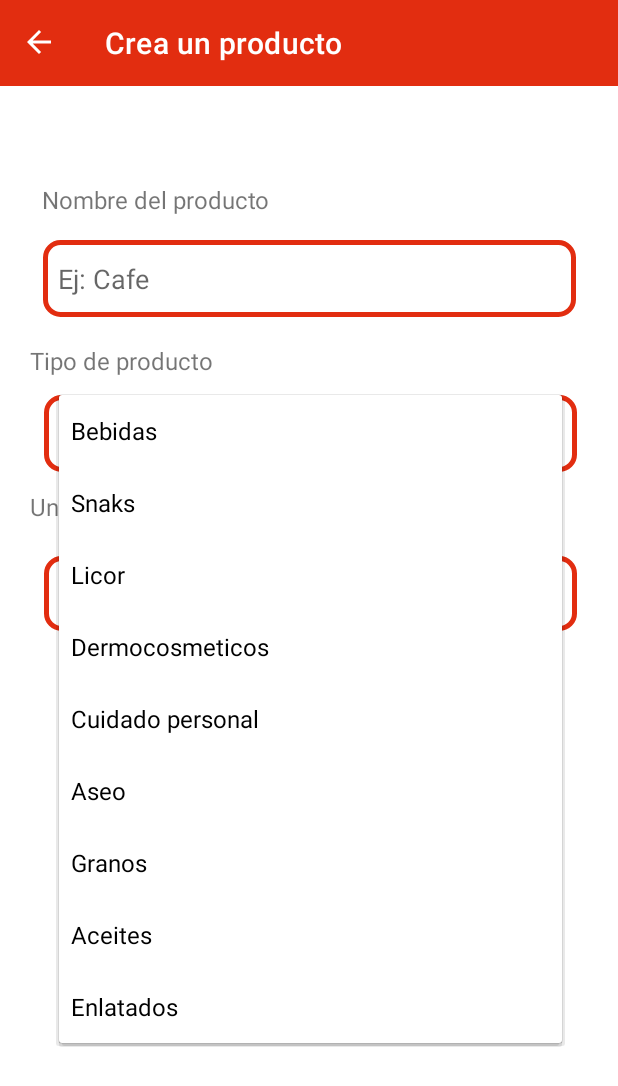
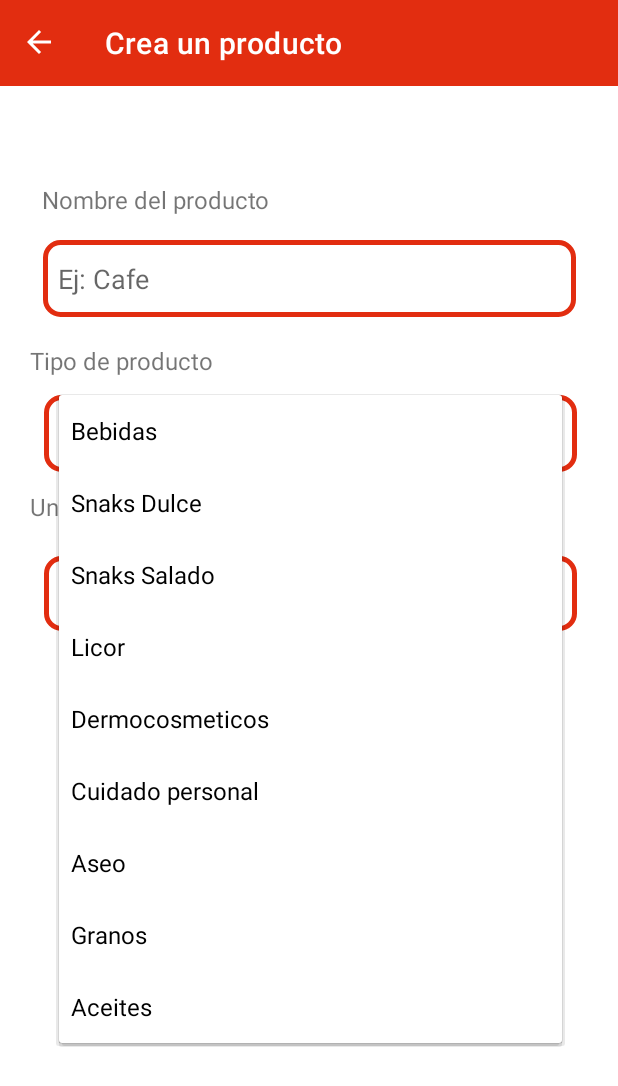
Before and after one commit to gitrubio/MyPriceList, an Android app: the CreateProducts screen opened directly, with no data from a screen before it, after a tap on "Bebidas", on a phone screen of 412 x 824 dp. Shown: the top 1086 px of the screen. Run offline under Robolectric (Android 15) with nearby library versions, the phone set to English and light mode, and no system bars; our stand-ins replace Firebase (no records; nobody signed in at launch, a user with empty details on screens opened directly).

Commit message:
diseños

```diff
--- a/app/src/main/java/com/example/mypricelist/AdaptadorProductList.kt
+++ b/app/src/main/java/com/example/mypricelist/AdaptadorProductList.kt
@@ -22,10 +22,12 @@ class AdaptadorProductList(private val listProductList: ArrayList<ProductList>)
         val producListActual: ProductList = listProductList.get(position)
         holder.titulo.setText(producListActual.tituloNota)
         holder.cantProduct.setText(producListActual.cantNota)
+        holder.total.setText(producListActual.totalNota)
     }
 
     class MyViewHolder(itemView: View) : RecyclerView.ViewHolder(itemView) {
         val titulo: TextView = itemView.findViewById(R.id.txtTitulo)
         val cantProduct: TextView = itemView.findViewById(R.id.txtCantProducts)
+        val total : TextView = itemView.findViewById(R.id.txtTotal)
     }
 }
--- a/app/src/main/java/com/example/mypricelist/models/TypeProductModel.kt
+++ b/app/src/main/java/com/example/mypricelist/models/TypeProductModel.kt
@@ -1,6 +1,6 @@
 package com.example.mypricelist.models
 
- class TypeProductModel(val nombre: String) {
+ class TypeProductModel(val nombre: String, val icon : Int) {
 
      init{
 
--- a/app/src/main/java/com/example/mypricelist/ui/creation/CreateProducts.kt
+++ b/app/src/main/java/com/example/mypricelist/ui/creation/CreateProducts.kt
@@ -25,15 +25,15 @@ class CreateProducts : AppCompatActivity() {
     private val db = FirebaseFirestore.getInstance()
     private val coleccion: CollectionReference = db.collection("productos")
     private val listTypeProduct = listOf<TypeProductModel>(
-        TypeProductModel("Bebidas"),
-        TypeProductModel("Snaks"),
-        TypeProductModel("Licor"),
-        TypeProductModel("Dermocosmeticos"),
-        TypeProductModel("Cuidado personal"),
-        TypeProductModel("Aseo"),
-        TypeProductModel("Granos"),
-        TypeProductModel("Aceites"),
-        TypeProductModel("Enlatados"),
+        TypeProductModel("Bebidas",R.drawable.bottle_soda_classic),
+        TypeProductModel("Snaks Dulce",R.drawable.candy),
+        TypeProductModel("Snaks Salado",R.drawable.chips),
+        TypeProductModel("Licor",R.drawable.liquor),
+        TypeProductModel("Dermocosmeticos",R.drawable.face),
+        TypeProductModel("Cuidado personal",R.drawable.healt),
+        TypeProductModel("Aseo",R.drawable.clean),
+        TypeProductModel("Granos",R.drawable.grain),
+        TypeProductModel("Aceites",R.drawable.oil),
     )
     private val listUnidades = listOf<UnitProductModel>(
         UnitProductModel("Gramos", "gr"),
@@ -90,7 +90,7 @@ class CreateProducts : AppCompatActivity() {
             val controlSelectUnits = findViewById<Spinner>(R.id.spiUnits)
             val selectType = listTypeProduct[controlSelectProduct.selectedItemPosition]
             val selectUnit = listUnidades[controlSelectUnits.selectedItemPosition]
-            val producto = ProductModel(productName.text.toString(),selectUnit.name, 1,selectType.nombre, R.drawable.candy)
+            val producto = ProductModel(productName.text.toString(),selectUnit.name, 1,selectType.nombre,selectType.icon)
             coleccion.add(producto)
             finishAfterTransition()
         }
--- /dev/null
+++ b/app/src/main/res/drawable/clean.xml
@@ -0,0 +1,5 @@
+<vector android:height="24dp" android:tint="#FFFFFF"
+    android:viewportHeight="24" android:viewportWidth="24"
+    android:width="24dp" xmlns:android="http://schemas.android.com/apk/res/android">
+    <path android:fillColor="@android:color/white" android:pathData="M16,11h-1V3c0,-1.1 -0.9,-2 -2,-2h-2C9.9,1 9,1.9 9,3v8H8c-2.76,0 -5,2.24 -5,5v7h18v-7C21,13.24 18.76,11 16,11zM19,21h-2v-3c0,-0.55 -0.45,-1 -1,-1s-1,0.45 -1,1v3h-2v-3c0,-0.55 -0.45,-1 -1,-1s-1,0.45 -1,1v3H9v-3c0,-0.55 -0.45,-1 -1,-1s-1,0.45 -1,1v3H5v-5c0,-1.65 1.35,-3 3,-3h8c1.65,0 3,1.35 3,3V21z"/>
+</vector>
--- /dev/null
+++ b/app/src/main/res/drawable/face.xml
@@ -0,0 +1,8 @@
+<vector android:height="24dp" android:tint="#FFFFFF"
+    android:viewportHeight="24" android:viewportWidth="24"
+    android:width="24dp" xmlns:android="http://schemas.android.com/apk/res/android">
+    <path android:fillColor="@android:color/white" android:pathData="M9,13m-1.25,0a1.25,1.25 0,1 1,2.5 0a1.25,1.25 0,1 1,-2.5 0"/>
+    <path android:fillColor="@android:color/white" android:pathData="M20.77,8.58l-0.92,2.01c0.09,0.46 0.15,0.93 0.15,1.41 0,4.41 -3.59,8 -8,8s-8,-3.59 -8,-8c0,-0.05 0.01,-0.1 0,-0.14 2.6,-0.98 4.69,-2.99 5.74,-5.55C11.58,8.56 14.37,10 17.5,10c0.45,0 0.89,-0.04 1.33,-0.1l-0.6,-1.32 -0.88,-1.93 -1.93,-0.88 -2.79,-1.27 2.79,-1.27 0.71,-0.32C14.87,2.33 13.47,2 12,2 6.48,2 2,6.48 2,12s4.48,10 10,10 10,-4.48 10,-10c0,-1.47 -0.33,-2.87 -0.9,-4.13l-0.33,0.71z"/>
+    <path android:fillColor="@android:color/white" android:pathData="M15,13m-1.25,0a1.25,1.25 0,1 1,2.5 0a1.25,1.25 0,1 1,-2.5 0"/>
+    <path android:fillColor="@android:color/white" android:pathData="M20.6,5.6L19.5,8l-1.1,-2.4L16,4.5l2.4,-1.1L19.5,1l1.1,2.4L23,4.5z"/>
+</vector>
--- /dev/null
+++ b/app/src/main/res/drawable/grain.xml
@@ -0,0 +1,5 @@
+<vector android:height="24dp" android:tint="#FFFFFF"
+    android:viewportHeight="24" android:viewportWidth="24"
+    android:width="24dp" xmlns:android="http://schemas.android.com/apk/res/android">
+    <path android:fillColor="@android:color/white" android:pathData="M10,12c-1.1,0 -2,0.9 -2,2s0.9,2 2,2 2,-0.9 2,-2 -0.9,-2 -2,-2zM6,8c-1.1,0 -2,0.9 -2,2s0.9,2 2,2 2,-0.9 2,-2 -0.9,-2 -2,-2zM6,16c-1.1,0 -2,0.9 -2,2s0.9,2 2,2 2,-0.9 2,-2 -0.9,-2 -2,-2zM18,8c1.1,0 2,-0.9 2,-2s-0.9,-2 -2,-2 -2,0.9 -2,2 0.9,2 2,2zM14,16c-1.1,0 -2,0.9 -2,2s0.9,2 2,2 2,-0.9 2,-2 -0.9,-2 -2,-2zM18,12c-1.1,0 -2,0.9 -2,2s0.9,2 2,2 2,-0.9 2,-2 -0.9,-2 -2,-2zM14,8c-1.1,0 -2,0.9 -2,2s0.9,2 2,2 2,-0.9 2,-2 -0.9,-2 -2,-2zM10,4c-1.1,0 -2,0.9 -2,2s0.9,2 2,2 2,-0.9 2,-2 -0.9,-2 -2,-2z"/>
+</vector>
--- /dev/null
+++ b/app/src/main/res/drawable/healt.xml
@@ -0,0 +1,5 @@
+<vector android:height="24dp" android:tint="#FFFFFF"
+    android:viewportHeight="24" android:viewportWidth="24"
+    android:width="24dp" xmlns:android="http://schemas.android.com/apk/res/android">
+    <path android:fillColor="@android:color/white" android:pathData="M10.5,13H8v-3h2.5V7.5h3V10H16v3h-2.5v2.5h-3V13zM12,2L4,5v6.09c0,5.05 3.41,9.76 8,10.91c4.59,-1.15 8,-5.86 8,-10.91V5L12,2z"/>
+</vector>
--- /dev/null
+++ b/app/src/main/res/drawable/liqor.xml
@@ -0,0 +1,6 @@
+<vector android:height="24dp" android:tint="#FFFFFF"
+    android:viewportHeight="24" android:viewportWidth="24"
+    android:width="24dp" xmlns:android="http://schemas.android.com/apk/res/android">
+    <path android:fillColor="@android:color/white" android:pathData="M3,14c0,1.3 0.84,2.4 2,2.82V20H3v2h6v-2H7v-3.18C8.16,16.4 9,15.3 9,14V6H3V14zM5,8h2v3H5V8z"/>
+    <path android:fillColor="@android:color/white" android:pathData="M20.63,8.54l-0.95,-0.32C19.28,8.09 19,7.71 19,7.28V3c0,-0.55 -0.45,-1 -1,-1h-3c-0.55,0 -1,0.45 -1,1v4.28c0,0.43 -0.28,0.81 -0.68,0.95l-0.95,0.32C11.55,8.82 11,9.58 11,10.44V20c0,1.1 0.9,2 2,2h7c1.1,0 2,-0.9 2,-2v-9.56C22,9.58 21.45,8.82 20.63,8.54zM16,4h1v1h-1V4zM13,10.44l0.95,-0.32C15.18,9.72 16,8.57 16,7.28V7h1v0.28c0,1.29 0.82,2.44 2.05,2.85L20,10.44V12h-7V10.44zM20,20h-7v-2h7V20z"/>
+</vector>
--- /dev/null
+++ b/app/src/main/res/drawable/oil.xml
@@ -0,0 +1,5 @@
+<vector android:height="24dp" android:tint="#FFFFFF"
+    android:viewportHeight="24" android:viewportWidth="24"
+    android:width="24dp" xmlns:android="http://schemas.android.com/apk/res/android">
+    <path android:fillColor="@android:color/white" android:pathData="M20,13c0.55,0 1,-0.45 1,-1s-0.45,-1 -1,-1h-1V5h1c0.55,0 1,-0.45 1,-1s-0.45,-1 -1,-1H4C3.45,3 3,3.45 3,4s0.45,1 1,1h1v6H4c-0.55,0 -1,0.45 -1,1s0.45,1 1,1h1v6H4c-0.55,0 -1,0.45 -1,1s0.45,1 1,1h16c0.55,0 1,-0.45 1,-1s-0.45,-1 -1,-1h-1v-6H20zM12,16c-1.66,0 -3,-1.32 -3,-2.95c0,-1.3 0.52,-1.67 3,-4.55c2.47,2.86 3,3.24 3,4.55C15,14.68 13.66,16 12,16z"/>
+</vector>
--- a/app/src/main/res/layout/list_item.xml
+++ b/app/src/main/res/layout/list_item.xml
@@ -53,8 +53,11 @@
         android:layout_width="63dp"
         android:layout_height="25dp"
         android:text="TextView"
+        android:textColor="#FFFFFF"
+        app:layout_constraintBottom_toBottomOf="parent"
         app:layout_constraintStart_toEndOf="@+id/imgDolar"
-        tools:layout_editor_absoluteY="64dp" />
+        app:layout_constraintTop_toTopOf="parent"
+        app:layout_constraintVertical_bias="0.853" />
 
 
 </androidx.constraintlayout.widget.ConstraintLayout>
```
Also changed, not shown: app/src/main/java/com/example/mypricelist/ProductList.kt (+7 -1 lines), app/src/main/java/com/example/mypricelist/ui/creation/CreateListActivity.kt (+17 -12 lines), app/src/main/java/com/example/mypricelist/ui/creation/data/remote/api/FirebaseAdapter.kt (+7 -2 lines), app/src/main/res/layout/fragment_dashboard.xml (+4 -4 lines).
